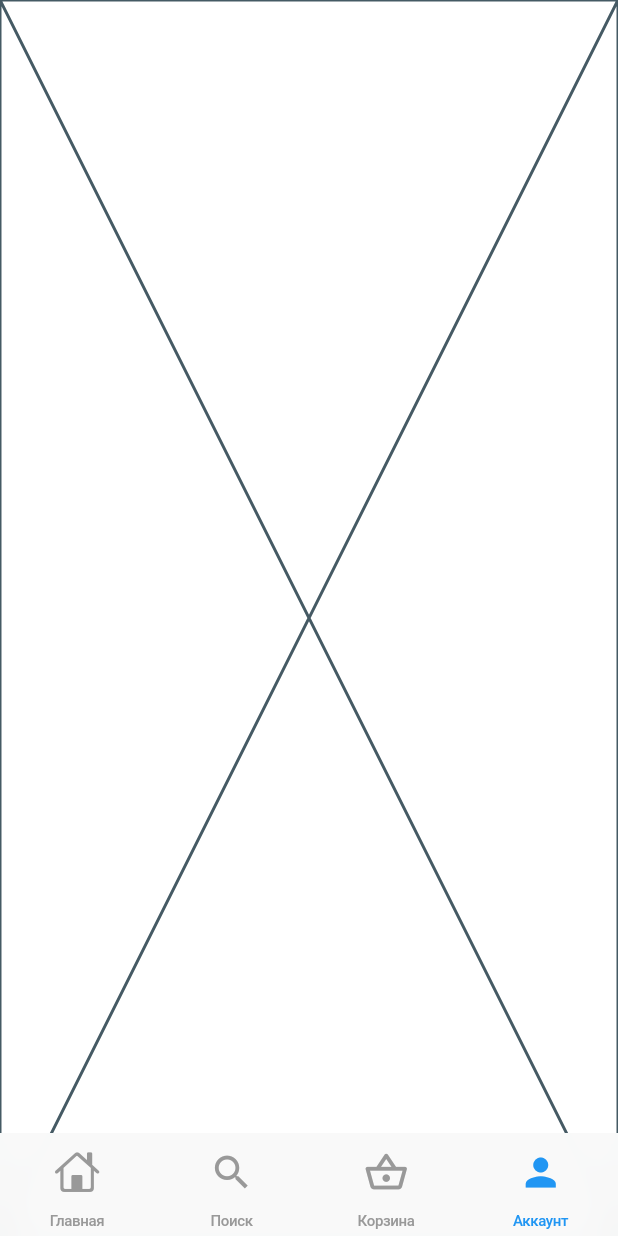
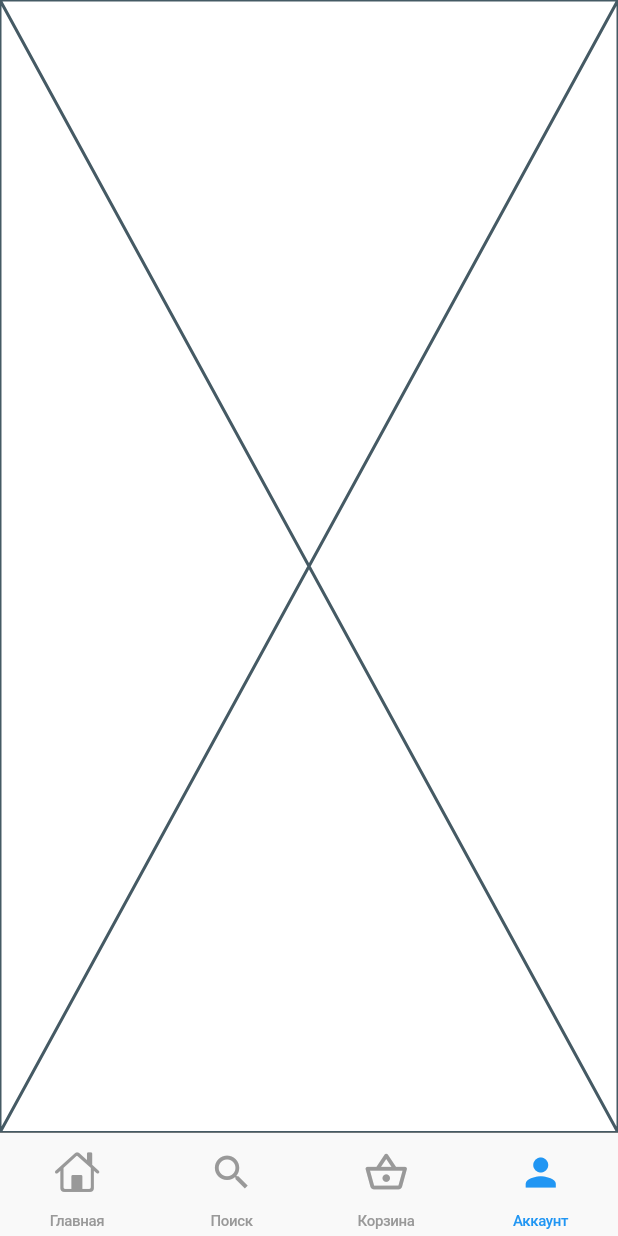
Before and after one commit to SergeyGalaxyOrsik/test_app, a Flutter app: the screen it shows after launch, item 4 of the bottom bar chosen, on a phone screen of 412 x 824 dp. Run offline on Flutter 3.47's test engine with Material 2 defaults, Android fonts, the phone set to English and light mode, and no system bars; our stand-ins replace dartz, equatable, flutter_bloc, get_it, google_fonts, internet_connection_checker and 1 more; network calls fail.

Commit message:
last commit

```diff
--- a/lib/feature/presentation/pages/main_screen.dart
+++ b/lib/feature/presentation/pages/main_screen.dart
@@ -1,12 +1,9 @@
 import 'package:flutter/cupertino.dart';
-import 'package:flutter/foundation.dart';
 import 'package:flutter/material.dart';
-import 'package:test_app/common/app_colors.dart';
 import 'package:test_app/feature/presentation/pages/account_screen.dart';
 import 'package:test_app/feature/presentation/pages/bascket_screen.dart';
 import 'package:test_app/feature/presentation/pages/home_screen.dart';
 import 'package:test_app/feature/presentation/pages/search_screen.dart';
-import 'package:test_app/feature/presentation/widgets/category/category_list_widget.dart';
 
 class MainPage extends StatefulWidget {
   const MainPage({super.key});
@@ -16,19 +13,12 @@ class MainPage extends StatefulWidget {
 }
 
 class _MainPageState extends State<MainPage> {
-  int _currentPageIndex = 0;
 
-  List<Widget> _pages = <Widget>[
-    HomePage(),
-    SearchPage(),
-    BuscketPage(),
-    AccountPage(),
-  ];
   @override
   Widget build(BuildContext context) {
     return CupertinoTabScaffold(
       tabBar: CupertinoTabBar(
-        // backgroundColor: CupertinoTheme.of(context).barBackgroundColor.withOpacity(1.0),
+        backgroundColor: CupertinoTheme.of(context).barBackgroundColor.withOpacity(1.0),
         height: 69,
         items: const <BottomNavigationBarItem>[
           BottomNavigationBarItem(
@@ -53,24 +43,20 @@ class _MainPageState extends State<MainPage> {
         switch (index) {
           case 0:
             return CupertinoTabView(builder: (context) {
-              return CupertinoPageScaffold(child: HomePage());
+              return const CupertinoPageScaffold(child: HomePage());
             });
-            break;
           case 1:
             return CupertinoTabView(builder: (context) {
-              return CupertinoPageScaffold(child: SearchPage());
+              return const CupertinoPageScaffold(child: SearchPage());
             });
-            break;
           case 2:
             return CupertinoTabView(builder: (context) {
-              return CupertinoPageScaffold(child: BuscketPage());
+              return const CupertinoPageScaffold(child: BuscketPage());
             });
-            break;
           case 3:
             return CupertinoTabView(builder: (context) {
-              return CupertinoPageScaffold(child: AccountPage());
+              return const CupertinoPageScaffold(child: AccountPage());
             });
-            break;
           default:
             return const CupertinoTabView();
 
```
